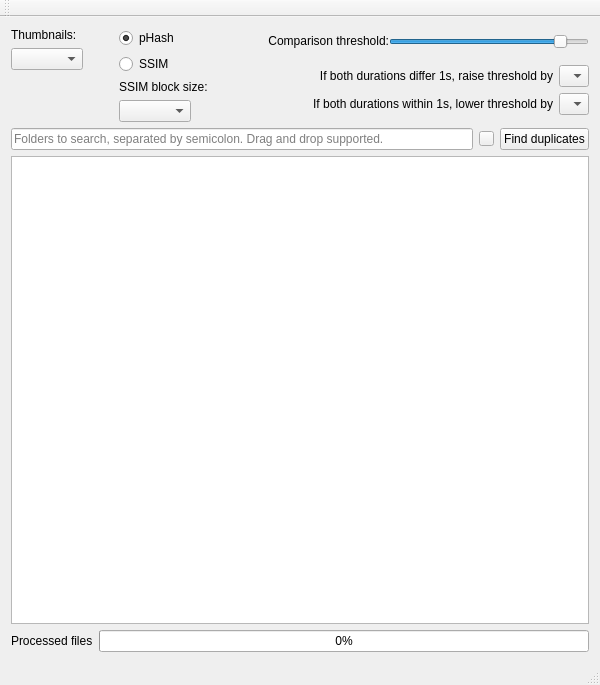
theophanemayaud/video-simili-duplicate-cleaner, file mainwindow.ui: the form before one commit.
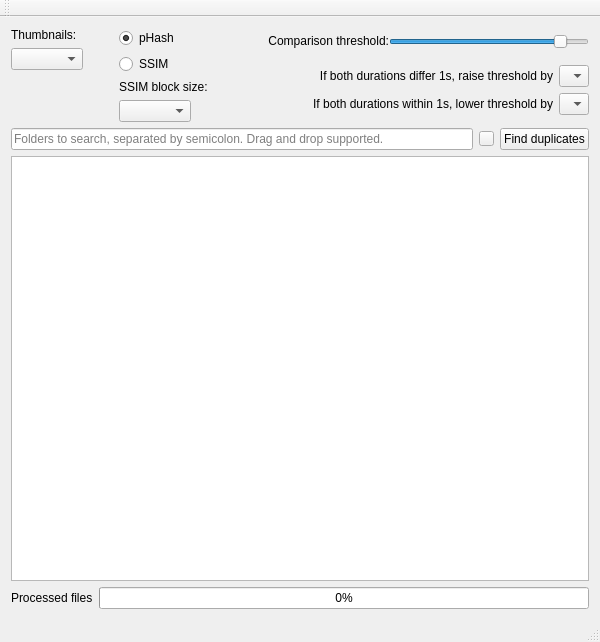
The form after the commit.

Commit message: Hide status bar and progress bar when nothing is happening

Patch:
```diff
--- a/mainwindow.ui
+++ b/mainwindow.ui
@@ -7,7 +7,7 @@
     <x>0</x>
     <y>0</y>
     <width>600</width>
-    <height>685</height>
+    <height>642</height>
    </rect>
   </property>
   <property name="sizePolicy">
```
The commit also changes 1 other file.
